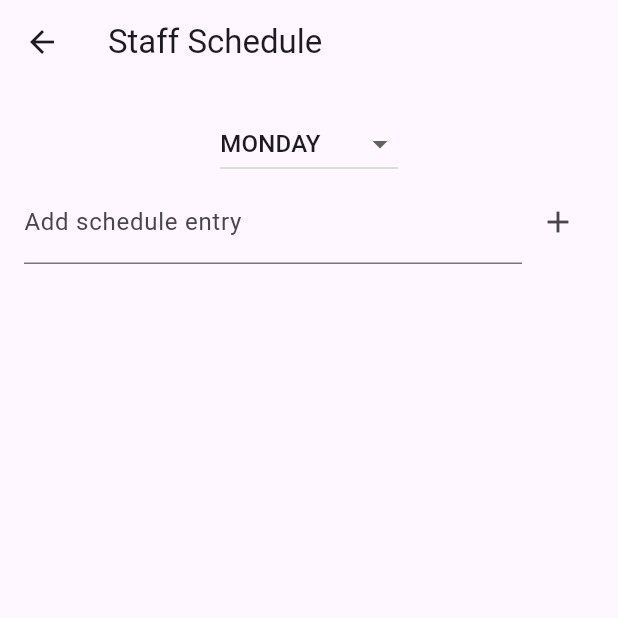
After one commit to jaxkmurphy/onespace_app, a Flutter app: the StaffSchedulePage screen opened by its route, after a tap on the "add" icon, on a phone screen of 412 x 824 dp, the top half of it. The commit adds this screen. Run offline on Flutter 3.47's test engine with Material 3 defaults, Android fonts, the phone set to English and light mode, and no system bars; our stand-ins replace audioplayers, cloud_firestore, firebase_auth, firebase_core; accounts and stored records are empty.

Commit message:
Added schedule feature for both staff and children

```diff
--- a/lib/main.dart
+++ b/lib/main.dart
@@ -14,6 +14,8 @@ import 'pages/staff_profile_dashboard.dart';
 import 'pages/child_profile_dashboard.dart';
 import 'pages/points_overview_page.dart';
 import 'pages/child_points_page.dart';
+import 'pages/staff_schedule_page.dart';
+import 'pages/child_schedule_page.dart';
 
 void main() async {
   WidgetsFlutterBinding.ensureInitialized();
@@ -45,6 +47,8 @@ class MyApp extends StatelessWidget {
         '/profiles': (context) => ProfilesPage(),
         '/account-settings': (context) => const AccountSettingsPage(),
         '/add-profile': (context) => const AddProfilePage(),
+        '/staffSchedule': (context) => const StaffSchedulePage(),
+        '/childSchedule': (context) => const ChildSchedulePage(),
       },
       onGenerateRoute: (settings) {
         if (settings.name == '/zone-overview') {
--- a/lib/pages/child_profile_dashboard.dart
+++ b/lib/pages/child_profile_dashboard.dart
@@ -1,6 +1,7 @@
 import 'package:flutter/material.dart';
 import '../models/child_profile.dart';
 import 'calming_sounds_page.dart';
+import 'child_schedule_page.dart';
 
 class ChildProfileDashboard extends StatelessWidget {
   final ChildProfile profile;
@@ -56,6 +57,17 @@ class ChildProfileDashboard extends StatelessWidget {
               },
             ),
             const SizedBox(height: 20),
+            ElevatedButton.icon(
+              icon: const Icon(Icons.schedule),
+              label: const Text('View Schedule'),
+              onPressed: () {
+                Navigator.push(
+                  context,
+                  MaterialPageRoute(builder: (_) => const ChildSchedulePage()),
+                );
+              },
+            ),
+            const SizedBox(height: 20),
             ElevatedButton(
               onPressed: () {
                 Navigator.push(
--- /dev/null
+++ b/lib/pages/staff_schedule_page.dart
@@ -0,0 +1,119 @@
+import 'package:flutter/material.dart';
+import 'package:firebase_auth/firebase_auth.dart';
+import '../services/firestore_service.dart';
+
+class StaffSchedulePage extends StatefulWidget {
+  const StaffSchedulePage({super.key});
+
+  @override
+  State<StaffSchedulePage> createState() => _StaffSchedulePageState();
+}
+
+class _StaffSchedulePageState extends State<StaffSchedulePage> {
+  final FirestoreService _firestoreService = FirestoreService();
+  final _entryController = TextEditingController();
+  final _daysOfWeek = ['monday', 'tuesday', 'wednesday', 'thursday', 'friday'];
+
+  String _selectedDay = 'monday';
+  Map<String, List<String>> _schedule = {};
+  String? _teacherUid;
+
+  @override
+  void initState() {
+    super.initState();
+    _teacherUid = FirebaseAuth.instance.currentUser?.uid;
+    _loadSchedule();
+  }
+
+  Future<void> _loadSchedule() async {
+    if (_teacherUid == null) return;
+    final schedule = await _firestoreService.getSchedule(_teacherUid!);
+    setState(() {
+      _schedule = schedule;
+    });
+  }
+
+  Future<void> _addEntry() async {
+    final text = _entryController.text.trim();
+    if (text.isEmpty || _teacherUid == null) return;
+
+    await _firestoreService.addScheduleEntry(_teacherUid!, _selectedDay, text);
+    _entryController.clear();
+    _loadSchedule();
+  }
+
+  Future<void> _removeEntry(String entry) async {
+    if (_teacherUid == null) return;
+    await _firestoreService.removeScheduleEntry(_teacherUid!, _selectedDay, entry);
+    _loadSchedule();
+  }
+
+  @override
+  Widget build(BuildContext context) {
+    final entries = _schedule[_selectedDay] ?? [];
+
+    return Scaffold(
+      appBar: AppBar(title: const Text('Staff Schedule')),
+      body: Padding(
+        padding: const EdgeInsets.all(16),
+        child: Column(
+          children: [
+            DropdownButton<String>(
+              value: _selectedDay,
+              onChanged: (value) => setState(() => _selectedDay = value!),
+              items: _daysOfWeek
+                  .map((day) => DropdownMenuItem(value: day, child: Text(day.toUpperCase())))
+                  .toList(),
+            ),
+            Row(
+              children: [
+                Expanded(
+                  child: TextField(
+                    controller: _entryController,
+                    decoration: const InputDecoration(labelText: 'Add schedule entry'),
+                  ),
+                ),
+                IconButton(
+                  icon: const Icon(Icons.add),
+                  onPressed: _addEntry,
+                ),
+              ],
+            ),
+            const SizedBox(height: 20),
+
+            // *** Replace ListView.builder with ReorderableListView ***
+            Expanded(
+              child: ReorderableListView(
+                onReorder: (oldIndex, newIndex) async {
+                  if (newIndex > oldIndex) newIndex -= 1;
+                  final updatedList = List<String>.from(entries);
+                  final item = updatedList.removeAt(oldIndex);
+                  updatedList.insert(newIndex, item);
+
+                  setState(() {
+                    _schedule[_selectedDay] = updatedList;
+                  });
+
+                  if (_teacherUid != null) {
+                    await _firestoreService.setScheduleForDay(_teacherUid!, _selectedDay, updatedList);
+                  }
+                },
+                children: List.generate(entries.length, (index) {
+                  final entry = entries[index];
+                  return ListTile(
+                    key: ValueKey(entry),
+                    title: Text(entry),
+                    trailing: IconButton(
+                      icon: const Icon(Icons.delete),
+                      onPressed: () => _removeEntry(entry),
+                    ),
+                  );
+                }),
+              ),
+            ),
+          ],
+        ),
+      ),
+    );
+  }
+}
--- a/lib/services/firestore_service.dart
+++ b/lib/services/firestore_service.dart
@@ -144,4 +144,42 @@ class FirestoreService {
     throw Exception('Failed to update child points: $e');
     }
   }
+
+  Future<void> addScheduleEntry(String teacherUid, String day, String entry) async {
+  final docRef = _db.collection('schedules').doc(teacherUid);
+  await _db.runTransaction((transaction) async {
+    final snapshot = await transaction.get(docRef);
+    final existingEntries = (snapshot.data()?[day] as List?)?.cast<String>() ?? [];
+    existingEntries.add(entry);
+    transaction.set(docRef, {day: existingEntries}, SetOptions(merge: true));
+  });
 }
+
+  Future<void> removeScheduleEntry(String teacherUid, String day, String entry) async {
+  final docRef = _db.collection('schedules').doc(teacherUid);
+  await _db.runTransaction((transaction) async {
+    final snapshot = await transaction.get(docRef);
+    final existingEntries = (snapshot.data()?[day] as List?)?.cast<String>() ?? [];
+    existingEntries.remove(entry);
+    transaction.set(docRef, {day: existingEntries}, SetOptions(merge: true));
+  });
+}
+
+  Future<Map<String, List<String>>> getSchedule(String teacherUid) async {
+  final doc = await _db.collection('schedules').doc(teacherUid).get();
+  final data = doc.data() ?? {};
+  return {
+    for (final day in ['monday', 'tuesday', 'wednesday', 'thursday', 'friday'])
+      day: (data[day] as List?)?.cast<String>() ?? []
+  };
+}
+
+  Future<void> setScheduleForDay(String teacherUid, String day, List<String> entries) async {
+  try {
+    await _db.collection('schedules').doc(teacherUid).set({day: entries}, SetOptions(merge: true));
+  } catch (e) {
+    throw Exception('Failed to reorder schedule: $e');
+  }
+}
+
+}
```
Also changed, not shown: lib/models/schedule_entry.dart (added, +23 -0 lines), lib/pages/child_schedule_page.dart (added, +57 -0 lines), lib/pages/staff_profile_dashboard.dart (+13 -1 lines). Lines whose indentation alone changed are shown as unchanged.
